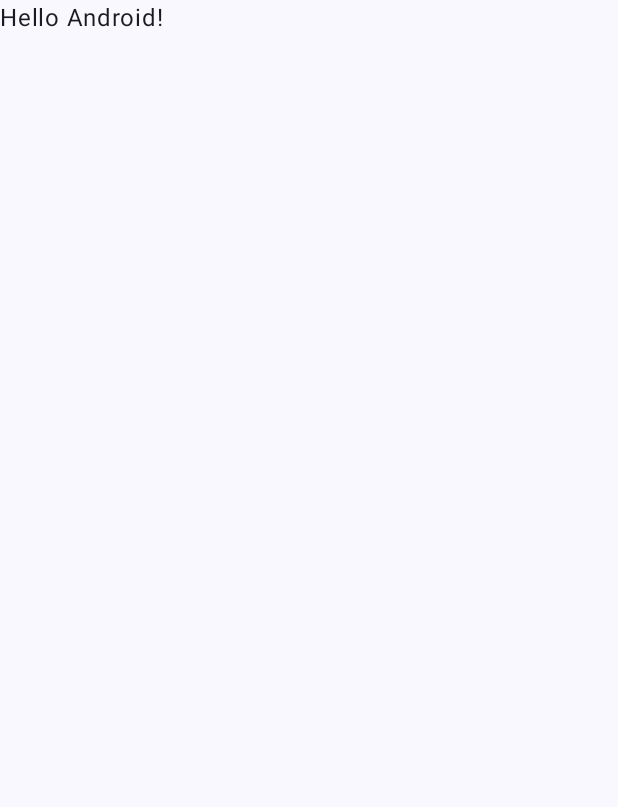
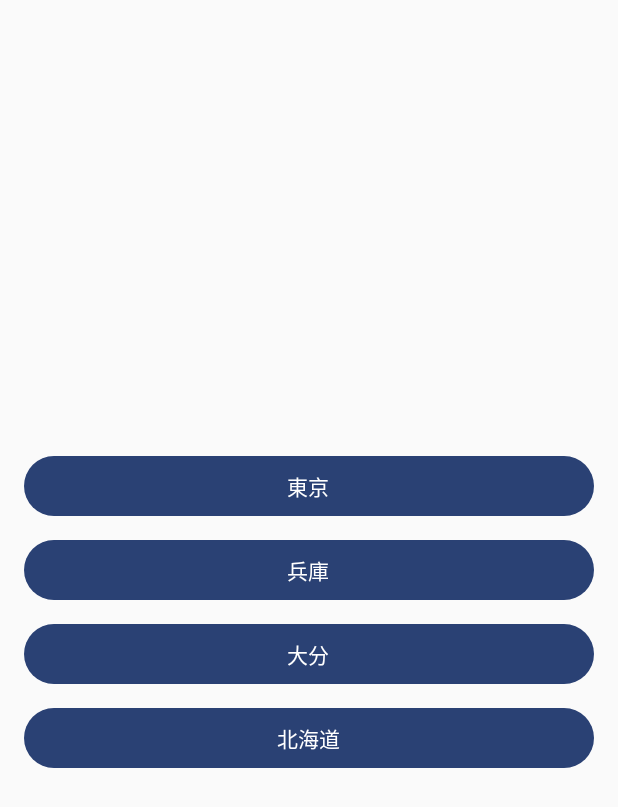
Before and after one commit to osoo19/weatherApp-Kotlin, an Android app built with Jetpack Compose: the screen it shows after launch (MainActivity), on a phone screen of 412 x 824 dp. Before the commit the part shown is almost empty. Shown: the top 807 px of the screen. Run offline under Robolectric (Android 15) with nearby library versions, the phone set to English and light mode, and no system bars.

Commit message:
feat: ホーム画面、画面遷移

```diff
--- a/app/build.gradle.kts
+++ b/app/build.gradle.kts
@@ -51,8 +51,8 @@ android {
 
 dependencies {
 
-    implementation("androidx.core:core-ktx:1.9.0")
-    implementation("androidx.lifecycle:lifecycle-runtime-ktx:2.6.2")
+    implementation("androidx.core:core-ktx:1.12.0")
+    implementation("androidx.lifecycle:lifecycle-runtime-ktx:2.7.0")
     implementation("androidx.activity:activity-compose:1.8.2")
     implementation(platform("androidx.compose:compose-bom:2023.03.00"))
     implementation("androidx.compose.ui:ui")
@@ -66,4 +66,5 @@ dependencies {
     androidTestImplementation("androidx.compose.ui:ui-test-junit4")
     debugImplementation("androidx.compose.ui:ui-tooling")
     debugImplementation("androidx.compose.ui:ui-test-manifest")
+    implementation("androidx.navigation:navigation-compose:2.7.6")
 }
--- a/app/src/main/java/com/example/myapplication/MainActivity.kt
+++ b/app/src/main/java/com/example/myapplication/MainActivity.kt
@@ -1,28 +1,47 @@
 package com.example.myapplication
 
 import android.os.Bundle
+import android.util.Log
 import androidx.activity.ComponentActivity
 import androidx.activity.compose.setContent
+import androidx.compose.foundation.layout.Arrangement
+import androidx.compose.foundation.layout.Column
 import androidx.compose.foundation.layout.fillMaxSize
-import androidx.compose.material3.MaterialTheme
-import androidx.compose.material3.Surface
+import androidx.compose.foundation.layout.fillMaxWidth
+import androidx.compose.foundation.layout.padding
+import androidx.compose.material3.Button
 import androidx.compose.material3.Text
 import androidx.compose.runtime.Composable
 import androidx.compose.ui.Modifier
-import androidx.compose.ui.tooling.preview.Preview
+import androidx.compose.ui.unit.dp
+import androidx.navigation.NavController
+import androidx.navigation.NavHostController
+import androidx.navigation.NavType
+import androidx.navigation.compose.NavHost
+import androidx.navigation.compose.composable
+import androidx.navigation.compose.rememberNavController
+import androidx.navigation.navArgument
 import com.example.myapplication.ui.theme.MyApplicationTheme
 
 class MainActivity : ComponentActivity() {
+    private val TAG = "weatherAPP"
+
     override fun onCreate(savedInstanceState: Bundle?) {
         super.onCreate(savedInstanceState)
         setContent {
             MyApplicationTheme {
-                // A surface container using the 'background' color from the theme
-                Surface(
-                    modifier = Modifier.fillMaxSize(),
-                    color = MaterialTheme.colorScheme.background
-                ) {
-                    Greeting("Android")
+                val navController = rememberNavController()
+
+                NavHost(navController, startDestination = "home") {
+                    composable("home") {
+                        HomeScreen(navController)
+                    }
+                    composable(
+                        route = "forecast/{location}",
+                        arguments = listOf(navArgument("location") { type = NavType.StringType })
+                    ) { entry ->
+                        ForecastScreen(navController, entry.arguments?.getString("location") ?: "")
+                    }
                 }
             }
         }
@@ -30,17 +49,51 @@ class MainActivity : ComponentActivity() {
 }
 
 @Composable
-fun Greeting(name: String, modifier: Modifier = Modifier) {
-    Text(
-        text = "Hello $name!",
-        modifier = modifier
-    )
+fun HomeScreen(navController: NavHostController) {
+    Column(
+        modifier = Modifier
+            .fillMaxSize()
+            .padding(16.dp),
+        verticalArrangement = Arrangement.Center
+    ) {
+        SearchButton("東京") {
+            navController.navigate("forecast/東京")
+        }
+
+        SearchButton("兵庫") {
+            navController.navigate("forecast/兵庫")
+        }
+
+        SearchButton("大分") {
+            navController.navigate("forecast/大分")
+        }
+
+        SearchButton("北海道") {
+            navController.navigate("forecast/北海道")
+        }
+    }
 }
 
-@Preview(showBackground = true)
 @Composable
-fun GreetingPreview() {
-    MyApplicationTheme {
-        Greeting("Android")
+fun ForecastScreen(navController: NavController, location: String) {
+    Column(
+        modifier = Modifier
+            .fillMaxSize()
+            .padding(16.dp),
+        verticalArrangement = Arrangement.Center
+    ) {
+        Text(text = "Forecast for $location")
     }
 }
+
+@Composable
+fun SearchButton(location: String, onClick: () -> Unit) {
+    Button(
+        onClick = onClick,
+        modifier = Modifier
+            .padding(bottom = 8.dp)
+            .fillMaxWidth()
+    ) {
+        Text(text = location)
+    }
+}
```
